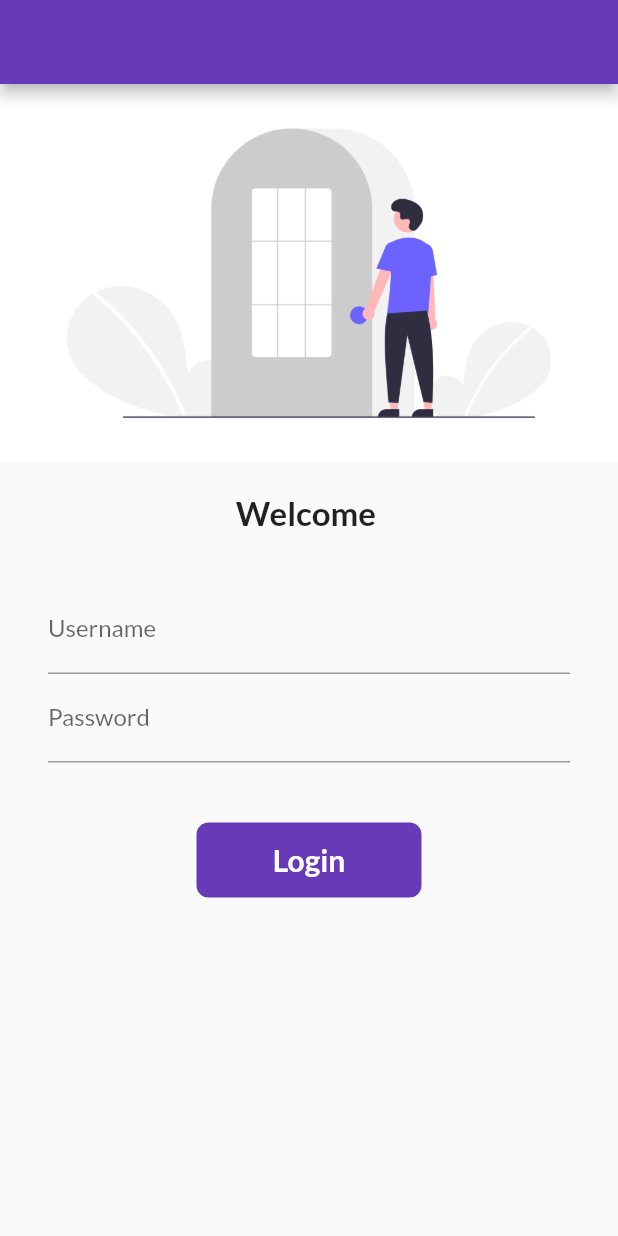
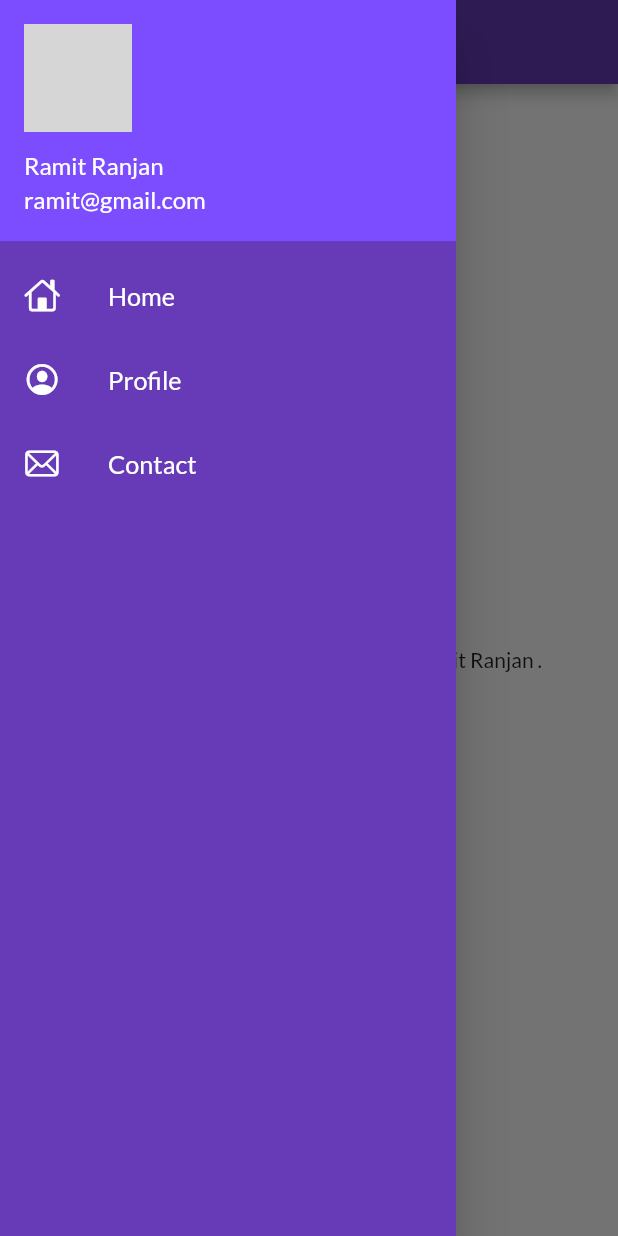
Before and after one commit to Ramitrajranjan/Flutter_30, a Flutter app: the screen it shows after launch, with the side drawer open (before the commit the screen has no drawer), on a phone screen of 412 x 824 dp. Run offline on Flutter 3.47's test engine with Material 2 defaults, Android fonts, the phone set to English and light mode, and no system bars; our stand-ins replace google_fonts; network calls fail; grey boxes are pictures that could not be loaded.

Commit message:
Day7 Completed

```diff
--- a/lib/main.dart
+++ b/lib/main.dart
@@ -21,11 +21,11 @@ class MyApp extends StatelessWidget {
                         fontFamily: GoogleFonts.lato().fontFamily,
                         primaryTextTheme: GoogleFonts.latoTextTheme(),
             ),
-            // debugShowCheckedModeBanner: false,
+            debugShowCheckedModeBanner: false,
             darkTheme: ThemeData(
                         brightness: Brightness.dark,
             ),
-            // initialRoute: "/home",
+            initialRoute: MyRoutes.homeRoute,
             routes: {
               "/":(context) =>  const LoginPage(),
               MyRoutes.homeRoute:(context) => const HomePage(),
--- a/lib/pages/homepage.dart
+++ b/lib/pages/homepage.dart
@@ -1,4 +1,6 @@
 import 'package:flutter/material.dart';
+import 'package:flutter_application_1/widgets/drawer.dart';
+
 
 class HomePage extends StatelessWidget {
   const HomePage({super.key});
@@ -16,8 +18,7 @@ class HomePage extends StatelessWidget {
               body: const Center(
                       child: Text("$msg All to $days days of Flutter by $name ."),
                     ),
-              drawer: const Drawer(
-                    ),
+              drawer: const MyDrawer(),
           );
   }
 }
--- /dev/null
+++ b/lib/widgets/drawer.dart
@@ -0,0 +1,75 @@
+import 'package:flutter/cupertino.dart';
+import 'package:flutter/material.dart';
+
+class MyDrawer extends StatelessWidget {
+  const MyDrawer({super.key});
+
+  @override
+  Widget build(BuildContext context) {
+    const imageUrl=
+      "https://media.licdn.com/dms/image/D4D03AQFkrEQYEMUxYg/profile-displayphoto-shrink_800_800/0/1687873694910?e=2147483647&v=beta&t=zGO-hbUmLlUBotvk7NMuPCaYMMnYYjX3-8G9fvV8DxA";
+    return Drawer(
+      child: Container(
+        decoration: const BoxDecoration(color: Colors.deepPurple),
+        child: ListView(
+          children:const [
+            DrawerHeader(
+              padding: EdgeInsets.zero,
+              child: UserAccountsDrawerHeader(
+                margin: EdgeInsets.zero,
+                decoration: BoxDecoration(color: Colors.deepPurpleAccent),
+                accountName: Text("Ramit Ranjan",style: TextStyle(
+                    color: Colors.white,
+                    fontSize:16,),
+                    ),
+                accountEmail: Text("ramit@gmail.com",style: TextStyle(
+                    color: Colors.white,
+                    fontSize:16,),
+                    ),
+                currentAccountPicture: CircleAvatar(
+                  backgroundImage: NetworkImage(imageUrl),),
+                ),
+              ),
+
+              ListTile(
+                leading: Icon(
+                  CupertinoIcons.home,
+                  color: Colors.white,
+                  ),
+                  title: Text(
+                    "Home",
+                    textScaleFactor: 1.2,
+                    style: TextStyle(
+                    color:Colors.white )
+                    ),
+
+                ),
+              ListTile(
+                leading: Icon(
+                  CupertinoIcons.profile_circled,
+                  color: Colors.white,
+                  ),
+                  title: Text(
+                    "Profile",
+                    textScaleFactor: 1.2,
+                    style: TextStyle(
+                    color:Colors.white )
+                    ),
+                ),
+              ListTile(
+                leading: Icon(
+                  CupertinoIcons.mail,
+                  color: Colors.white,
+                  ),
+                  title: Text(
+                    "Contact",
+                    textScaleFactor: 1.2,
+                    style: TextStyle(
+                    color:Colors.white )
+                    ),
+                )
+          ],),
+      ),
+    );
+  }
+}
```
Also changed, not shown: lib/pages/loginpage.dart (+60 -28 lines).
